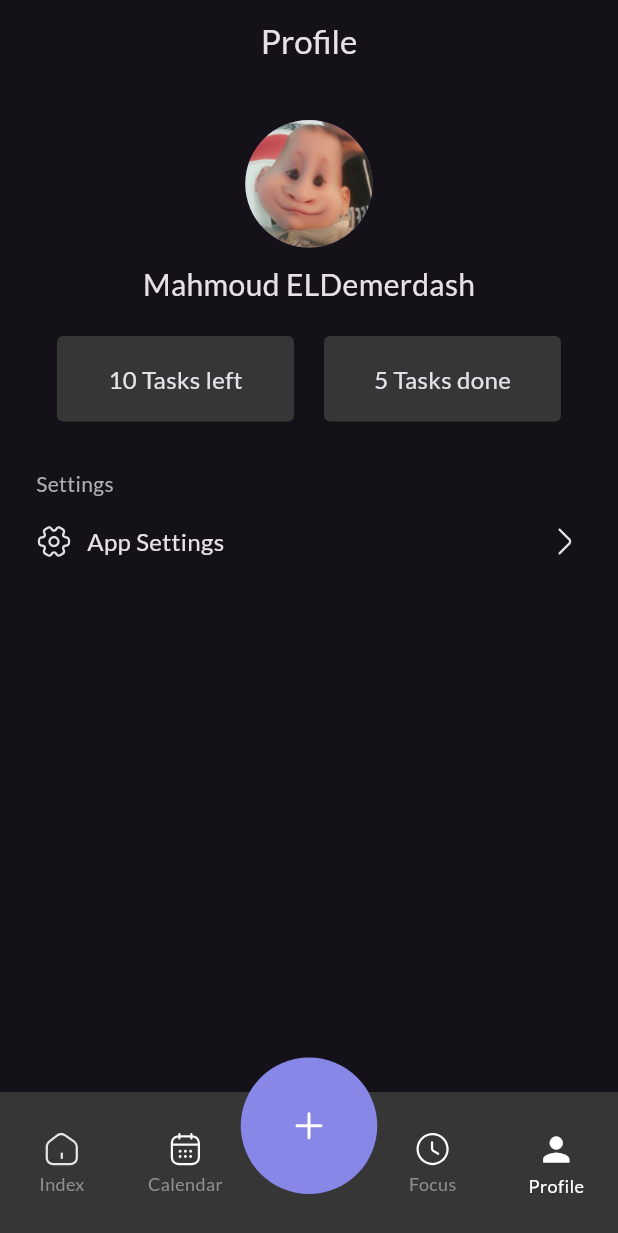
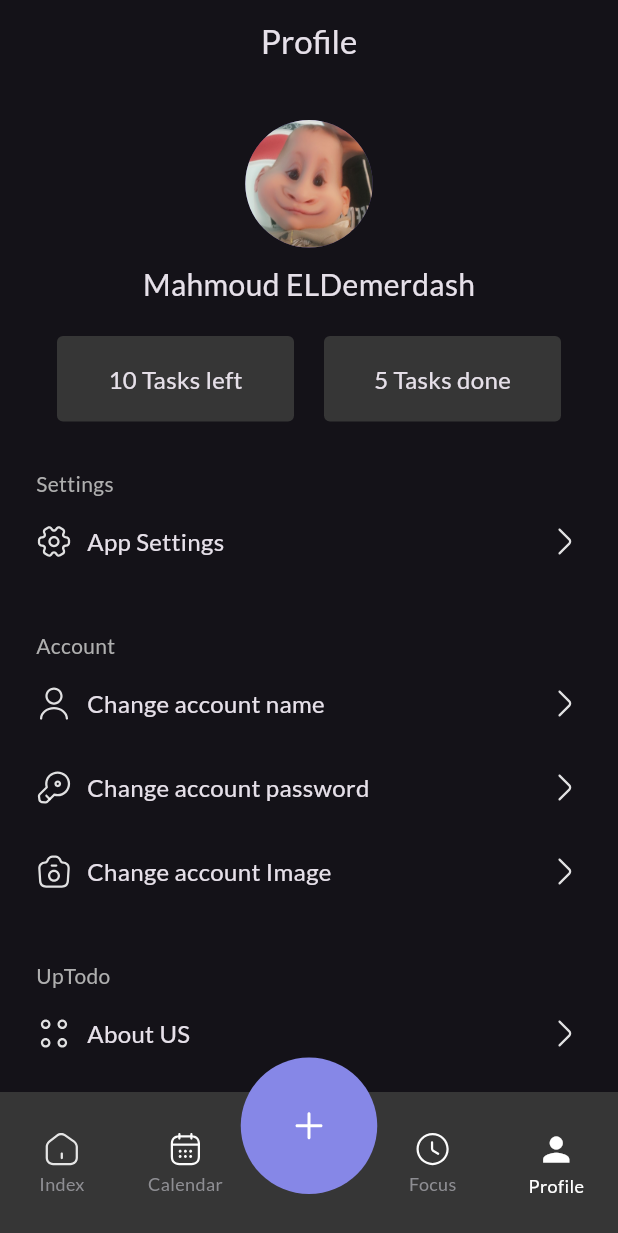
Before and after one commit to ELDemy/Rowad-Masr, a Flutter app: the screen it shows after launch, item 5 of the bottom bar chosen, on a phone screen of 412 x 824 dp. Shown: the top 1233 px of the screen. Run offline on Flutter 3.47's test engine with Material 3 defaults, Android fonts, the phone set to English and light mode, and no system bars; drawn by our look-alikes of persistent_bottom_nav_bar; our stand-ins replace flutter_svg, google_fonts.

Commit message:
finish profile sections

```diff
--- a/flutter/to_do_app/lib/features/profile/presentation/views/widgets/profile_body.dart
+++ b/flutter/to_do_app/lib/features/profile/presentation/views/widgets/profile_body.dart
@@ -1,4 +1,7 @@
 import 'package:flutter/material.dart';
+import 'package:to_do_app/features/profile/presentation/views/widgets/sections/account_section.dart';
+import 'package:to_do_app/features/profile/presentation/views/widgets/sections/logout_widget.dart';
+import 'package:to_do_app/features/profile/presentation/views/widgets/sections/up_todo_section.dart';
 
 import 'row_tasks_info_widget.dart';
 import 'sections/settings_section.dart';
@@ -9,9 +12,9 @@ class ProfileBody extends StatelessWidget {
 
   @override
   Widget build(BuildContext context) {
-    return const Center(
-      child: Padding(
-        padding: EdgeInsets.symmetric(horizontal: 24),
+    return const Padding(
+      padding: EdgeInsets.symmetric(horizontal: 24),
+      child: SingleChildScrollView(
         child: Column(
           crossAxisAlignment: CrossAxisAlignment.center,
           children: [
@@ -19,8 +22,11 @@ class ProfileBody extends StatelessWidget {
             UserTopInfo(),
             SizedBox(height: 20),
             TasksInfoWidget(),
-            SizedBox(height: 32),
             SettingsSection(),
+            AccountSection(),
+            UpTodoSection(),
+            LogoutWidget(),
+            SizedBox(height: 88),
           ],
         ),
       ),
--- /dev/null
+++ b/flutter/to_do_app/lib/features/profile/presentation/views/widgets/sections/account_section.dart
@@ -0,0 +1,32 @@
+import 'package:flutter/material.dart';
+import 'package:flutter_svg/svg.dart';
+import 'package:to_do_app/core/utiles/icons.dart';
+
+import 'option_row_widget.dart';
+import 'subtitle_text_widget.dart';
+
+class AccountSection extends StatelessWidget {
+  const AccountSection({super.key});
+
+  @override
+  Widget build(BuildContext context) {
+    return Column(
+      crossAxisAlignment: CrossAxisAlignment.start,
+      children: [
+        const SubtitleText("Account"),
+        OptionRowWidget(
+          text: "Change account name",
+          leftIcon: SvgPicture.asset(ProfileIcons.user),
+        ),
+        OptionRowWidget(
+          text: "Change account password",
+          leftIcon: SvgPicture.asset(ProfileIcons.key),
+        ),
+        OptionRowWidget(
+          text: "Change account Image",
+          leftIcon: SvgPicture.asset(ProfileIcons.camera),
+        ),
+      ],
+    );
+  }
+}
--- /dev/null
+++ b/flutter/to_do_app/lib/features/profile/presentation/views/widgets/sections/logout_widget.dart
@@ -0,0 +1,18 @@
+import 'package:flutter/material.dart';
+import 'package:flutter_svg/flutter_svg.dart';
+import 'package:to_do_app/core/utiles/icons.dart';
+
+import 'option_row_widget.dart';
+
+class LogoutWidget extends StatelessWidget {
+  const LogoutWidget({super.key});
+
+  @override
+  Widget build(BuildContext context) {
+    return OptionRowWidget(
+      text: "Log out",
+      leftIcon: SvgPicture.asset(ProfileIcons.logout),
+      rightArrow: false,
+    );
+  }
+}
--- a/flutter/to_do_app/lib/features/profile/presentation/views/widgets/sections/option_row_widget.dart
+++ b/flutter/to_do_app/lib/features/profile/presentation/views/widgets/sections/option_row_widget.dart
@@ -8,15 +8,19 @@ class OptionRowWidget extends StatelessWidget {
     required this.text,
     required this.leftIcon,
     this.onTap,
+    this.rightArrow = true,
   });
 
   final Widget leftIcon;
   final String text;
   final VoidCallback? onTap;
+  final bool rightArrow;
   @override
   Widget build(BuildContext context) {
     return InkWell(
       onTap: onTap,
+      child: Padding(
+        padding: const EdgeInsets.only(top: 12, bottom: 20),
         child: Row(
           children: [
             leftIcon,
@@ -26,8 +30,11 @@ class OptionRowWidget extends StatelessWidget {
               style: const TextStyle(fontSize: 16),
             ),
             const Spacer(),
-          SvgPicture.asset(ProfileIcons.arrow),
+            rightArrow
+                ? SvgPicture.asset(ProfileIcons.arrow)
+                : const SizedBox(),
           ],
+        ),
       ),
     );
   }
--- a/flutter/to_do_app/lib/features/profile/presentation/views/widgets/sections/settings_section.dart
+++ b/flutter/to_do_app/lib/features/profile/presentation/views/widgets/sections/settings_section.dart
@@ -15,7 +15,10 @@ class SettingsSection extends StatelessWidget {
     return Column(
       crossAxisAlignment: CrossAxisAlignment.start,
       children: [
-        const SubtitleText("Settings"),
+        const Padding(
+          padding: EdgeInsets.only(top: 4),
+          child: SubtitleText("Settings"),
+        ),
         OptionRowWidget(
           text: "App Settings",
           leftIcon: SvgPicture.asset(ProfileIcons.settings),
--- a/flutter/to_do_app/lib/features/profile/presentation/views/widgets/sections/subtitle_text_widget.dart
+++ b/flutter/to_do_app/lib/features/profile/presentation/views/widgets/sections/subtitle_text_widget.dart
@@ -6,11 +6,11 @@ class SubtitleText extends StatelessWidget {
   final String text;
   @override
   Widget build(BuildContext context) {
-    return const Padding(
-      padding: EdgeInsets.only(bottom: 16),
+    return Padding(
+      padding: const EdgeInsets.only(bottom: 4, top: 28),
       child: Text(
-        "Settings",
-        style: TextStyle(
+        text,
+        style: const TextStyle(
           fontSize: 14,
           fontWeight: FontWeight.w400,
           color: Color(0xffAFAFAF),
--- /dev/null
+++ b/flutter/to_do_app/lib/features/profile/presentation/views/widgets/sections/up_todo_section.dart
@@ -0,0 +1,36 @@
+import 'package:flutter/material.dart';
+import 'package:flutter_svg/svg.dart';
+import 'package:to_do_app/core/utiles/icons.dart';
+
+import 'option_row_widget.dart';
+import 'subtitle_text_widget.dart';
+
+class UpTodoSection extends StatelessWidget {
+  const UpTodoSection({super.key});
+
+  @override
+  Widget build(BuildContext context) {
+    return Column(
+      crossAxisAlignment: CrossAxisAlignment.start,
+      children: [
+        const SubtitleText("UpTodo"),
+        OptionRowWidget(
+          text: "About US",
+          leftIcon: SvgPicture.asset(ProfileIcons.menu),
+        ),
+        OptionRowWidget(
+          text: "FAQ",
+          leftIcon: SvgPicture.asset(ProfileIcons.infoCircle),
+        ),
+        OptionRowWidget(
+          text: "Help & Feedback",
+          leftIcon: SvgPicture.asset(ProfileIcons.flash),
+        ),
+        OptionRowWidget(
+          text: "Support US",
+          leftIcon: SvgPicture.asset(ProfileIcons.like),
+        ),
+      ],
+    );
+  }
+}
--- a/flutter/to_do_app/lib/main.dart
+++ b/flutter/to_do_app/lib/main.dart
@@ -15,10 +15,12 @@ class ToDoApp extends StatelessWidget {
     return MaterialApp(
       title: "Up todo",
       theme: ThemeData(
-        primaryColor: AppColors.kPrimaryColor,
-        textTheme: GoogleFonts.latoTextTheme(ThemeData.dark().textTheme),
-        brightness: Brightness.dark,
-      ),
+          primaryColor: AppColors.kPrimaryColor,
+          textTheme: GoogleFonts.latoTextTheme(ThemeData.dark().textTheme),
+          brightness: Brightness.dark,
+          appBarTheme: const AppBarTheme(
+              backgroundColor: Colors.transparent,
+              surfaceTintColor: Colors.transparent)),
       home: const MyPersistentBottomNavBar(),
     );
   }
```
Lines whose indentation alone changed are shown as unchanged.
